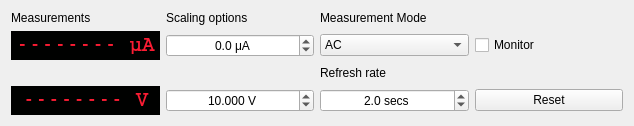
Qt form PyGMI_files/Instruments_panels/Keithley2001.ui (vbanos/PyGMI) before a commit.
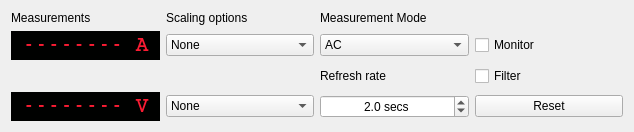
The same form after that commit.

Commit message: Add scaling for V and I, fix bugs

The edit to the form file:
```diff
--- a/PyGMI_files/Instruments_panels/Keithley2001.ui
+++ b/PyGMI_files/Instruments_panels/Keithley2001.ui
@@ -59,7 +59,7 @@
       <enum>QFrame::Sunken</enum>
      </property>
      <property name="text">
-      <string>-------- μA</string>
+      <string>-------- A</string>
      </property>
      <property name="scaledContents">
       <bool>false</bool>
@@ -72,28 +72,6 @@
      </property>
     </widget>
    </item>
-   <item row="1" column="1">
-    <widget class="QDoubleSpinBox" name="doubleSpinBox">
-     <property name="alignment">
-      <set>Qt::AlignCenter</set>
-     </property>
-     <property name="suffix">
-      <string> μA</string>
-     </property>
-     <property name="decimals">
-      <number>1</number>
-     </property>
-     <property name="minimum">
-      <double>-1000000.000000000000000</double>
-     </property>
-     <property name="maximum">
-      <double>1000000.000000000000000</double>
-     </property>
-     <property name="singleStep">
-      <double>50.000000000000000</double>
-     </property>
-    </widget>
-   </item>
    <item row="1" column="4">
     <widget class="QCheckBox" name="monitor">
      <property name="text">
@@ -142,31 +120,6 @@
      </property>
     </widget>
    </item>
-   <item row="4" column="1">
-    <widget class="QDoubleSpinBox" name="doubleSpinBox_2">
-     <property name="alignment">
-      <set>Qt::AlignCenter</set>
-     </property>
-     <property name="suffix">
-      <string> V</string>
-     </property>
-     <property name="decimals">
-      <number>3</number>
-     </property>
-     <property name="minimum">
-      <double>-50.000000000000000</double>
-     </property>
-     <property name="maximum">
-      <double>50.000000000000000</double>
-     </property>
-     <property name="singleStep">
-      <double>1.000000000000000</double>
-     </property>
-     <property name="value">
-      <double>10.000000000000000</double>
-     </property>
-    </widget>
-   </item>
    <item row="1" column="3">
     <widget class="QComboBox" name="measurementMode">
      <item>
@@ -233,6 +186,91 @@
      </property>
     </widget>
    </item>
+   <item row="4" column="1">
+    <widget class="QComboBox" name="vRange">
+     <item>
+      <property name="text">
+       <string>None</string>
+      </property>
+     </item>
+     <item>
+      <property name="text">
+       <string>AUTO</string>
+      </property>
+     </item>
+     <item>
+      <property name="text">
+       <string>200mV</string>
+      </property>
+     </item>
+     <item>
+      <property name="text">
+       <string>2V</string>
+      </property>
+     </item>
+     <item>
+      <property name="text">
+       <string>20V</string>
+      </property>
+     </item>
+     <item>
+      <property name="text">
+       <string>200V</string>
+      </property>
+     </item>
+     <item>
+      <property name="text">
+       <string>750V</string>
+      </property>
+     </item>
+    </widget>
+   </item>
+   <item row="1" column="1">
+    <widget class="QComboBox" name="iRange">
+     <item>
+      <property name="text">
+       <string>None</string>
+      </property>
+     </item>
+     <item>
+      <property name="text">
+       <string>AUTO</string>
+      </property>
+     </item>
+     <item>
+      <property name="text">
+       <string>200μΑ</string>
+      </property>
+     </item>
+     <item>
+      <property name="text">
+       <string>2mA</string>
+      </property>
+     </item>
+     <item>
+      <property name="text">
+       <string>20mA</string>
+      </property>
+     </item>
+     <item>
+      <property name="text">
+       <string>200mA</string>
+      </property>
+     </item>
+     <item>
+      <property name="text">
+       <string>2A</string>
+      </property>
+     </item>
+    </widget>
+   </item>
+   <item row="2" column="4">
+    <widget class="QCheckBox" name="filter">
+     <property name="text">
+      <string>Filter</string>
+     </property>
+    </widget>
+   </item>
   </layout>
  </widget>
  <resources/>
```
Left out of the diff: 32 changed lines with no effect on the pictures. The commit also changes 2 other files.
